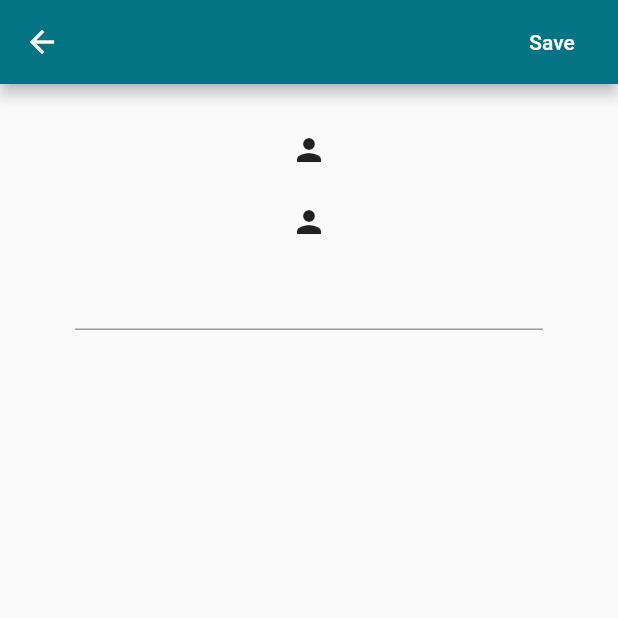
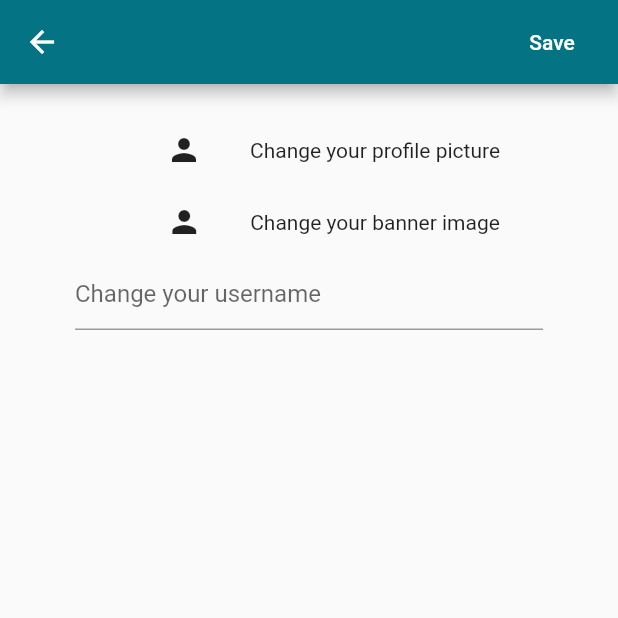
Before and after one commit to greeel11/FOASVET, a Flutter app: the Edit screen opened directly, on a phone screen of 412 x 824 dp, the top half of it. Run offline on Flutter 3.47's test engine with Material 2 defaults, Android fonts, the phone set to English and light mode, and no system bars; our stand-ins replace cloud_firestore, firebase_auth, firebase_core, firebase_storage, image_picker; accounts and stored records are empty.

Commit message:
add text to edit image button

```diff
--- a/frontend/lib/screens/main/profile/edit.dart
+++ b/frontend/lib/screens/main/profile/edit.dart
@@ -54,6 +54,9 @@ class _EditState extends State<Edit> {
         child: new Form(
             child: Column(
           children: [
+            Row(
+              mainAxisAlignment: MainAxisAlignment.center,
+              children: [
                 FlatButton(
                   onPressed: () => getImage(0),
                   child: _profileImage == null
@@ -63,6 +66,12 @@ class _EditState extends State<Edit> {
                           height: 100,
                         ),
                 ),
+                Text('Change your profile picture'),
+              ],
+            ),
+            Row(
+              mainAxisAlignment: MainAxisAlignment.center,
+              children: [
                 FlatButton(
                   onPressed: () => getImage(1),
                   child: _bannerImage == null
@@ -72,7 +81,11 @@ class _EditState extends State<Edit> {
                           height: 100,
                         ),
                 ),
+                Text('Change your banner image'),
+              ],
+            ),
             TextFormField(
+              decoration: InputDecoration(hintText: "Change your username"),
               onChanged: (val) => setState(() {
                 name = val;
               }),
--- a/frontend/lib/screens/main/profile/profile.dart
+++ b/frontend/lib/screens/main/profile/profile.dart
@@ -40,6 +40,7 @@ class _ProfileState extends State<Profile> {
               headerSliverBuilder: (context, _) {
                 return [
                   SliverAppBar(
+                    backgroundColor: Color.fromRGBO(4, 116, 132, 1),
                     floating: false,
                     pinned: true,
                     expandedHeight: 130,
```
Also changed, not shown: frontend/lib/services/posts.dart (+27 -19 lines). Lines whose indentation alone changed are shown as unchanged.
